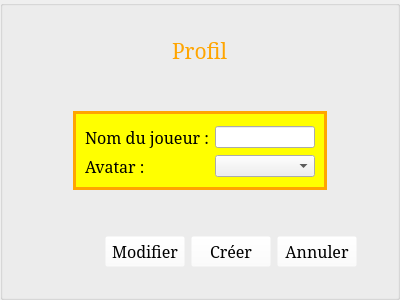
paboccard/Projet_Prog_Jeu, file StreetCar/StreetCar/ProfilMenu.ui: the form before one commit.
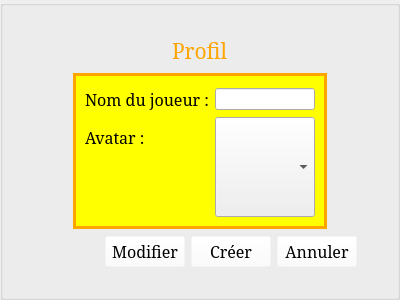
The form after the commit. Icons and pictures are not drawn.

```diff
--- a/StreetCar/StreetCar/ProfilMenu.ui
+++ b/StreetCar/StreetCar/ProfilMenu.ui
@@ -192,7 +192,7 @@
                <property name="minimumSize">
                 <size>
                  <width>100</width>
-                 <height>0</height>
+                 <height>100</height>
                 </size>
                </property>
               </widget>
```
